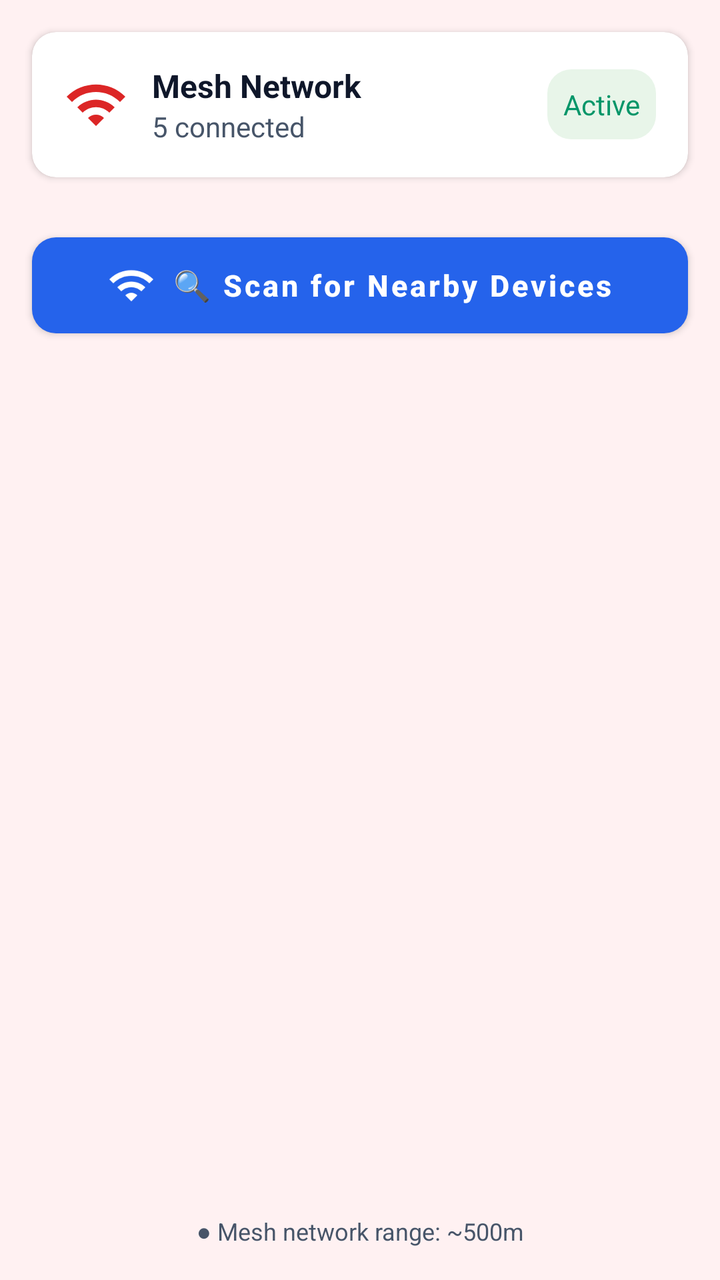
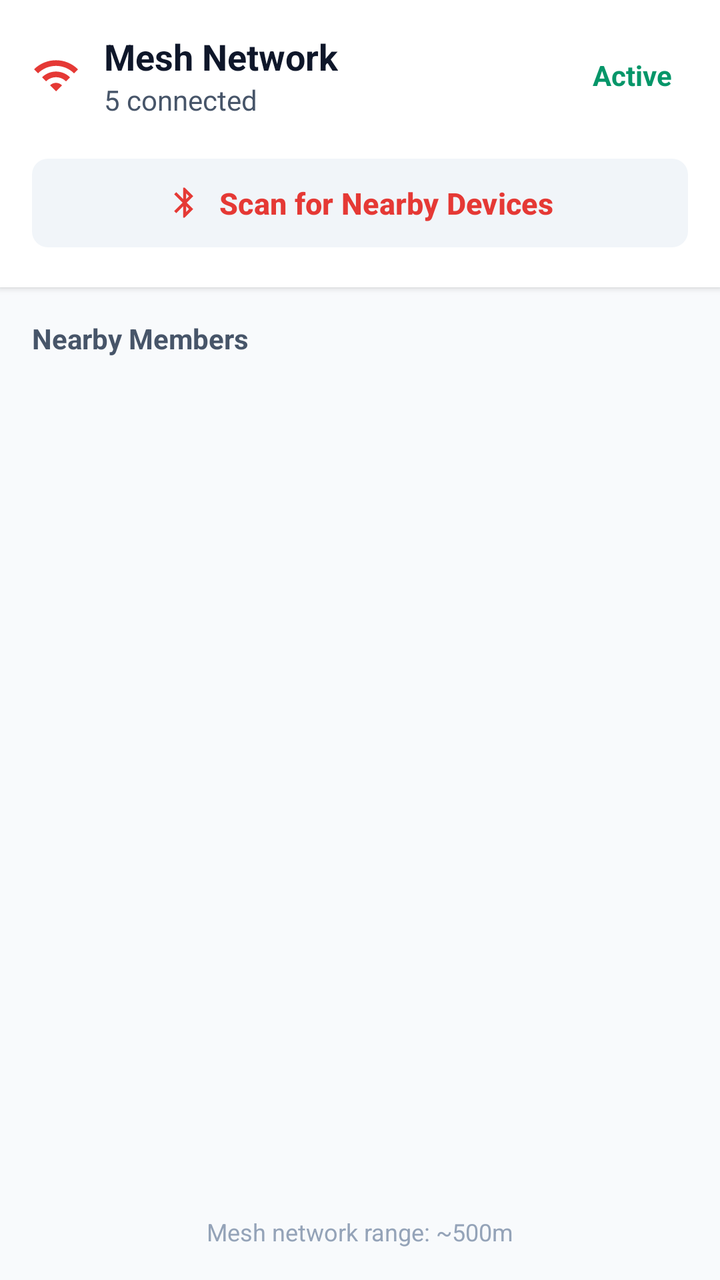

Compare the two renders of this Android layout. The source of the first and the diff that turns it into the second are given below.
<!-- AndroidManifest.xml: application theme Theme.DisasterComm -->
<!-- res/layout/fragment_members.xml -->
<?xml version="1.0" encoding="utf-8"?>
<LinearLayout
    xmlns:android="http://schemas.android.com/apk/res/android"
    xmlns:app="http://schemas.android.com/apk/res-auto"
    android:layout_width="match_parent"
    android:layout_height="match_parent"
    android:orientation="vertical"
    android:background="@color/background_light">

    
    <com.google.android.material.card.MaterialCardView
        android:layout_width="match_parent"
        android:layout_height="wrap_content"
        android:layout_margin="16dp"
        app:cardCornerRadius="12dp"
        app:cardElevation="2dp"
        app:cardBackgroundColor="@color/card_background">

        <LinearLayout
            android:layout_width="match_parent"
            android:layout_height="wrap_content"
            android:orientation="horizontal"
            android:padding="16dp"
            android:gravity="center_vertical">

            <ImageView
                android:layout_width="32dp"
                android:layout_height="32dp"
                android:src="@drawable/ic_wifi"
                app:tint="@color/primary"
                android:layout_marginEnd="12dp"
                android:contentDescription="Network"/>

            <LinearLayout
                android:layout_width="0dp"
                android:layout_height="wrap_content"
                android:layout_weight="1"
                android:orientation="vertical">

                <TextView
                    android:layout_width="wrap_content"
                    android:layout_height="wrap_content"
                    android:text="Mesh Network"
                    android:textColor="@color/text_primary"
                    android:textSize="16sp"
                    android:textStyle="bold"/>

                <TextView
                    android:id="@+id/tvMeshInfo"
                    android:layout_width="wrap_content"
                    android:layout_height="wrap_content"
                    android:text="5 connected"
                    android:textColor="@color/text_secondary"
                    android:textSize="14sp"/>
            </LinearLayout>

            <TextView
                android:id="@+id/tvActiveStatus"
                android:layout_width="wrap_content"
                android:layout_height="wrap_content"
                android:text="Active"
                android:textColor="@color/connected_green"
                android:textSize="14sp"
                android:background="@drawable/rounded_badge"
                android:backgroundTint="#E8F5E9"
                android:padding="8dp"/>
        </LinearLayout>
    </com.google.android.material.card.MaterialCardView>

    <com.google.android.material.button.MaterialButton
        android:id="@+id/btnManualConnect"
        android:layout_width="match_parent"
        android:layout_height="wrap_content"
        android:layout_marginHorizontal="16dp"
        android:layout_marginTop="8dp"
        android:layout_marginBottom="8dp"
        android:text="🔍 Scan for Nearby Devices"
        android:textColor="@android:color/white"
        app:backgroundTint="@color/accent"
        app:cornerRadius="12dp"
        app:icon="@drawable/ic_wifi"
        app:iconGravity="textStart"
        app:iconTint="@android:color/white"
        android:paddingVertical="12dp"
        android:textAllCaps="false"
        android:textSize="15sp"
        android:textStyle="bold"/>

    
    <androidx.recyclerview.widget.RecyclerView
        android:id="@+id/rvMembers"
        android:layout_width="match_parent"
        android:layout_height="0dp"
        android:layout_weight="1"
        android:paddingHorizontal="8dp"
        android:clipToPadding="false"/>

    
    <TextView
        android:id="@+id/tvRangeInfo"
        android:layout_width="match_parent"
        android:layout_height="wrap_content"
        android:text="● Mesh network range: ~500m"
        android:textColor="@color/text_secondary"
        android:textSize="12sp"
        android:padding="16dp"
        android:gravity="center"/>

</LinearLayout>
<!-- resources referenced by this layout -->
<resources>
  <color name="accent">#2563EB</color>
  <color name="background_light">@color/background</color>
  <color name="card_background">@color/surface</color>
  <color name="connected_green">@color/success</color>
  <color name="primary">#DC2626</color>
  <color name="text_primary">#0F172A</color>
  <color name="text_secondary">#475569</color>
  <!-- drawable ic_wifi (drawable) -->
  <vector xmlns:android="http://schemas.android.com/apk/res/android"
      android:width="24dp"
      android:height="24dp"
      android:viewportWidth="24"
      android:viewportHeight="24">
      <path
          android:fillColor="#000000"
          android:pathData="M1,9l2,2c4.97,-4.97 13.03,-4.97 18,0l2,-2C16.93,2.93 7.08,2.93 1,9zM9,17l3,3 3,-3c-1.65,-1.66 -4.34,-1.66 -6,0zM5,13l2,2c2.76,-2.76 7.24,-2.76 10,0l2,-2C15.14,9.14 8.87,9.14 5,13z"/>
  </vector>
  <!-- drawable rounded_badge (drawable) -->
  <?xml version="1.0" encoding="utf-8"?>
  <shape xmlns:android="http://schemas.android.com/apk/res/android"
      android:shape="rectangle">
      <corners android:radius="12dp"/>
      <solid android:color="@android:color/white"/>
  </shape>
  <style name="Theme.DisasterComm" parent="Theme.MaterialComponents.Light.NoActionBar">
          
          <item name="colorPrimary">@color/primary</item>
          <item name="colorPrimaryVariant">@color/primary_variant</item>
          <item name="colorOnPrimary">@color/text_on_primary</item>
          
          
          <item name="colorSecondary">@color/secondary</item>
          <item name="colorSecondaryVariant">@color/secondary_variant</item>
          <item name="colorOnSecondary">@color/white</item>
          
          
          <item name="android:windowBackground">@color/background</item>
          <item name="colorSurface">@color/surface</item>
          <item name="colorOnSurface">@color/text_primary</item>
          
          
          <item name="android:statusBarColor">@color/primary_variant</item>
          <item name="android:windowLightStatusBar">false</item>
      </style>
  <color name="background">#FFF1F2</color>
  <color name="surface">#FFFFFF</color>
  <color name="success">#059669</color>
  <color name="primary_variant">#B91C1C</color>
  <color name="text_on_primary">#FFFFFF</color>
  <color name="secondary">#EF4444</color>
  <color name="secondary_variant">#991B1B</color>
  <color name="white">#FFFFFF</color>
</resources>

<!-- the commit's change to res/layout/fragment_members.xml (unified diff, before → after) -->
@@ -5,27 +5,26 @@
     android:layout_width="match_parent"
     android:layout_height="match_parent"
     android:orientation="vertical"
-    android:background="@color/background_light">
+    android:background="@color/background">
 
     
-    <com.google.android.material.card.MaterialCardView
+    <LinearLayout
         android:layout_width="match_parent"
         android:layout_height="wrap_content"
-        android:layout_margin="16dp"
-        app:cardCornerRadius="12dp"
-        app:cardElevation="2dp"
-        app:cardBackgroundColor="@color/card_background">
+        android:orientation="vertical"
+        android:padding="16dp"
+        android:background="@color/surface"
+        android:elevation="2dp">
 
         <LinearLayout
             android:layout_width="match_parent"
             android:layout_height="wrap_content"
             android:orientation="horizontal"
-            android:padding="16dp"
             android:gravity="center_vertical">
 
             <ImageView
-                android:layout_width="32dp"
-                android:layout_height="32dp"
+                android:layout_width="24dp"
+                android:layout_height="24dp"
                 android:src="@drawable/ic_wifi"
                 app:tint="@color/primary"
                 android:layout_marginEnd="12dp"
@@ -42,7 +41,7 @@
                     android:layout_height="wrap_content"
                     android:text="Mesh Network"
                     android:textColor="@color/text_primary"
-                    android:textSize="16sp"
+                    android:textSize="18sp"
                     android:textStyle="bold"/>
 
                 <TextView
@@ -59,32 +58,38 @@
                 android:layout_width="wrap_content"
                 android:layout_height="wrap_content"
                 android:text="Active"
-                android:textColor="@color/connected_green"
+                android:textColor="@color/success"
                 android:textSize="14sp"
-                android:background="@drawable/rounded_badge"
-                android:backgroundTint="#E8F5E9"
+                android:textStyle="bold"
                 android:padding="8dp"/>
         </LinearLayout>
-    </com.google.android.material.card.MaterialCardView>
 
-    <com.google.android.material.button.MaterialButton
-        android:id="@+id/btnManualConnect"
+        <com.google.android.material.button.MaterialButton
+            android:id="@+id/btnManualConnect"
+            android:layout_width="match_parent"
+            android:layout_height="wrap_content"
+            android:layout_marginTop="16dp"
+            android:text="Scan for Nearby Devices"
+            android:textColor="@color/primary"
+            app:backgroundTint="@color/surface_variant"
+            app:cornerRadius="8dp"
+            app:icon="@drawable/ic_bluetooth"
+            app:iconGravity="textStart"
+            app:iconTint="@color/primary"
+            android:paddingVertical="12dp"
+            android:textAllCaps="false"
+            android:textSize="15sp"
+            android:textStyle="bold"/>
+    </LinearLayout>
+
+    <TextView
         android:layout_width="match_parent"
         android:layout_height="wrap_content"
-        android:layout_marginHorizontal="16dp"
-        android:layout_marginTop="8dp"
-        android:layout_marginBottom="8dp"
-        android:text="🔍 Scan for Nearby Devices"
-        android:textColor="@android:color/white"
-        app:backgroundTint="@color/accent"
-        app:cornerRadius="12dp"
-        app:icon="@drawable/ic_wifi"
-        app:iconGravity="textStart"
-        app:iconTint="@android:color/white"
-        android:paddingVertical="12dp"
-        android:textAllCaps="false"
-        android:textSize="15sp"
-        android:textStyle="bold"/>
+        android:text="Nearby Members"
+        android:textStyle="bold"
+        android:textColor="@color/text_secondary"
+        android:padding="16dp"
+        android:textSize="14sp"/>
 
     
     <androidx.recyclerview.widget.RecyclerView
@@ -92,7 +97,7 @@
         android:layout_width="match_parent"
         android:layout_height="0dp"
         android:layout_weight="1"
-        android:paddingHorizontal="8dp"
+        android:paddingHorizontal="16dp"
         android:clipToPadding="false"/>
 
     
@@ -100,8 +105,8 @@
         android:id="@+id/tvRangeInfo"
         android:layout_width="match_parent"
         android:layout_height="wrap_content"
-        android:text="● Mesh network range: ~500m"
-        android:textColor="@color/text_secondary"
+        android:text="Mesh network range: ~500m"
+        android:textColor="@color/text_tertiary"
         android:textSize="12sp"
         android:padding="16dp"
         android:gravity="center"/>
<!-- resource entries referenced after the edit -->
@@ -1,12 +1,19 @@
 <!-- resources referenced by this layout -->
 <resources>
-  <color name="accent">#2563EB</color>
-  <color name="background_light">@color/background</color>
-  <color name="card_background">@color/surface</color>
-  <color name="connected_green">@color/success</color>
-  <color name="primary">#DC2626</color>
+  <color name="primary">#E53935</color>
   <color name="text_primary">#0F172A</color>
   <color name="text_secondary">#475569</color>
+  <color name="text_tertiary">#94A3B8</color>
+  <!-- drawable ic_bluetooth (drawable) -->
+  <vector xmlns:android="http://schemas.android.com/apk/res/android"
+      android:width="24dp"
+      android:height="24dp"
+      android:viewportWidth="24"
+      android:viewportHeight="24">
+      <path
+          android:fillColor="#000000"
+          android:pathData="M17.71,7.71L12,2h-1v7.59L6.41,5 5,6.41 10.59,12 5,17.59 6.41,19 11,14.41V22h1l5.71,-5.71 -4.3,-4.29 4.3,-4.29zM13,5.83l1.88,1.88L13,9.59V5.83zM14.88,16.29L13,18.17v-3.76l1.88,1.88z"/>
+  </vector>
   <!-- drawable ic_wifi (drawable) -->
   <vector xmlns:android="http://schemas.android.com/apk/res/android"
       android:width="24dp"
@@ -17,14 +24,7 @@
           android:fillColor="#000000"
           android:pathData="M1,9l2,2c4.97,-4.97 13.03,-4.97 18,0l2,-2C16.93,2.93 7.08,2.93 1,9zM9,17l3,3 3,-3c-1.65,-1.66 -4.34,-1.66 -6,0zM5,13l2,2c2.76,-2.76 7.24,-2.76 10,0l2,-2C15.14,9.14 8.87,9.14 5,13z"/>
   </vector>
-  <!-- drawable rounded_badge (drawable) -->
-  <?xml version="1.0" encoding="utf-8"?>
-  <shape xmlns:android="http://schemas.android.com/apk/res/android"
-      android:shape="rectangle">
-      <corners android:radius="12dp"/>
-      <solid android:color="@android:color/white"/>
-  </shape>
-  <style name="Theme.DisasterComm" parent="Theme.MaterialComponents.Light.NoActionBar">
+  <style name="Theme.DisasterComm" parent="Theme.Material3.DayNight.NoActionBar">
           
           <item name="colorPrimary">@color/primary</item>
           <item name="colorPrimaryVariant">@color/primary_variant</item>
@@ -44,13 +44,14 @@
           <item name="android:statusBarColor">@color/primary_variant</item>
           <item name="android:windowLightStatusBar">false</item>
       </style>
-  <color name="background">#FFF1F2</color>
+  <color name="background">#F8FAFC</color>
   <color name="surface">#FFFFFF</color>
+  <color name="surface_variant">#F1F5F9</color>
   <color name="success">#059669</color>
-  <color name="primary_variant">#B91C1C</color>
+  <color name="primary_variant">#C62828</color>
   <color name="text_on_primary">#FFFFFF</color>
-  <color name="secondary">#EF4444</color>
-  <color name="secondary_variant">#991B1B</color>
+  <color name="secondary">#FF6B6B</color>
+  <color name="secondary_variant">#D32F2F</color>
   <color name="white">#FFFFFF</color>
 </resources>
 
